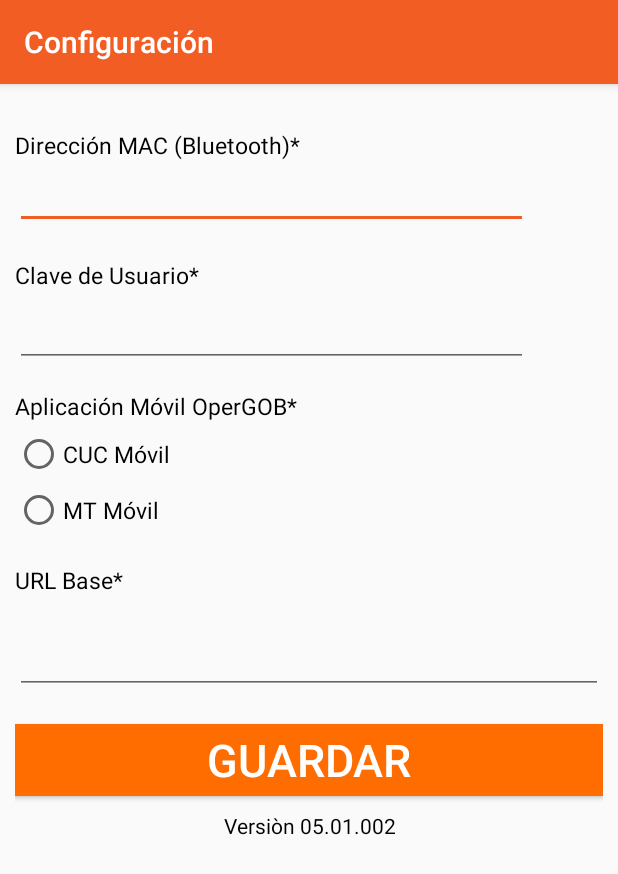
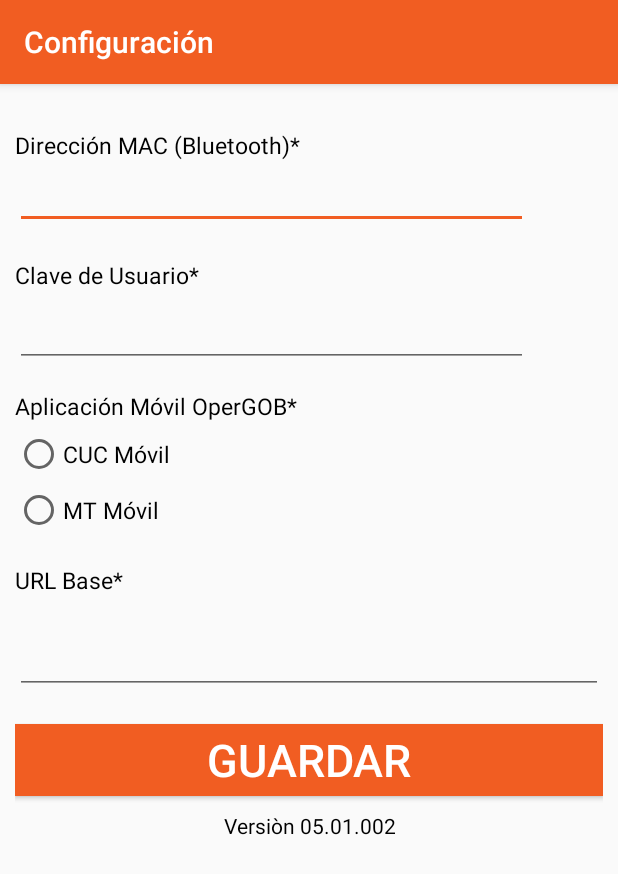
Before and after one commit to adanch22/OperGOBImpresora, an Android app: the screen it shows after launch (OptionsActivity), in the options menu, after a tap on "Configuración", on a phone screen of 412 x 824 dp. Shown: the top 874 px of the screen. Run offline under Robolectric (Android 15) with nearby library versions, the phone set to English and light mode, and no system bars; libraries missing offline, so code that uses them is left out: com.zebra.sdk.

Commit message:
OperGoBImpresora 1.0.0.5 Escritorio

```diff
--- a/app/src/main/java/com/example/opergobimpresora/MainActivity.java
+++ b/app/src/main/java/com/example/opergobimpresora/MainActivity.java
@@ -297,6 +297,7 @@ public class MainActivity extends AppCompatActivity {
                 //URLConnection conn = new URL("http://138.122.99.182/TenaSD.NetEnvironment/CodeZPL/JLCASTIL/ImprimirCUC.txt").openConnection();
                 TipoTicket = getTipoAppFieldText();
                 URLBASE = getURLBaseFieldText();
+                String UrlBaseString = URLBASE.replace(" ", "");
                 if (TipoTicket == 1){
                     if (URLBASE.length() == 0){
                         URL = "http://138.122.99.182/TenaSD.NetEnvironment/CodeZPL/"+ getClaveUsuarioFieldText()+"/ImprimirCUC.txt";
--- a/app/src/main/java/com/example/opergobimpresora/OptionsActivity.java
+++ b/app/src/main/java/com/example/opergobimpresora/OptionsActivity.java
@@ -20,6 +20,7 @@ public class OptionsActivity extends AppCompatActivity {
     private RadioButton ComercioRadio, MultaRadio;
     private String StringinMac, StringinUsuario, StringinURL;
     private int TipoTicket=0;
+
     @Override
     protected void onCreate(Bundle savedInstanceState) {
         super.onCreate(savedInstanceState);
@@ -35,12 +36,13 @@ public class OptionsActivity extends AppCompatActivity {
 
         SharedPreferences myPreferences = PreferenceManager.getDefaultSharedPreferences(getApplicationContext());
         SharedPreferences.Editor myEditor = myPreferences.edit();
-        /*
+
         if (inURL.getText().toString().length() == 0){
-            myEditor.putString("URL","http://201.131.20.44/Prueba_Reynosa/" );
-            myEditor.commit();
+            inURL.setText("http://201.131.20.44/Prueba_Reynosa/");
+            //myEditor.putString("URL","http://201.131.20.44/Prueba_Reynosa/" );
+            //myEditor.commit();
             //Toast.makeText(getApplicationContext(),"Debes ingresar dirección MAC",Toast.LENGTH_LONG).show();
-        }*/
+        }
 
 
         StringinMac = myPreferences.getString("MAC","");
@@ -58,8 +60,6 @@ public class OptionsActivity extends AppCompatActivity {
             ComercioRadio.setChecked(false);
             MultaRadio.setChecked(true);
         }
-
-
 
         testButton.setOnClickListener(new View.OnClickListener() {
             public void onClick(View v) {
@@ -90,6 +90,7 @@ public class OptionsActivity extends AppCompatActivity {
             }
         });
 
+
         RadioGroup radioGroupTipoApp = (RadioGroup) this.findViewById(R.id.inradioGroupTipoApp);
         radioGroupTipoApp.setOnCheckedChangeListener(new RadioGroup.OnCheckedChangeListener() {
             public void onCheckedChanged(RadioGroup radioGroupTipoApp, int checkedId) {
@@ -103,4 +104,12 @@ public class OptionsActivity extends AppCompatActivity {
             }
         });
     }
+    // -------- evento Button regresar --------------------->
+    public void onBackPressed(){
+        Toast.makeText(getApplicationContext(),"Debes guardar la configuración",Toast.LENGTH_LONG).show();
+        // do something here and don't write super.onBackPressed()
+
+    }
+    // -------- evento Button regresar --------------------->
+
 }
--- a/app/src/main/res/drawable/btnanimation.xml
+++ b/app/src/main/res/drawable/btnanimation.xml
@@ -6,7 +6,7 @@
     </item>
 
     <item
-        android:drawable="@color/colorOrange700">
+        android:drawable="@color/colorPrimary">
 
     </item>
 </selector>
--- a/app/src/main/res/menu/menu_main.xml
+++ b/app/src/main/res/menu/menu_main.xml
@@ -7,4 +7,10 @@
         android:orderInCategory="100"
         android:title="@string/action_settings"
         app:showAsAction="never" />
+
+    <item
+        android:id="@+id/action_Test"
+        android:orderInCategory="100"
+        android:title="@string/action_test"
+        app:showAsAction="never" />
 </menu>
--- a/app/src/main/res/values/strings.xml
+++ b/app/src/main/res/values/strings.xml
@@ -3,4 +3,5 @@
     <string name="action_settings">Configuración</string>
     <string name="app_name_opction">Configuración</string>
     <string name="app_name_main">Impresión</string>
+    <string name="action_test"> Test con Impresora Nueva </string>
 </resources>
```
